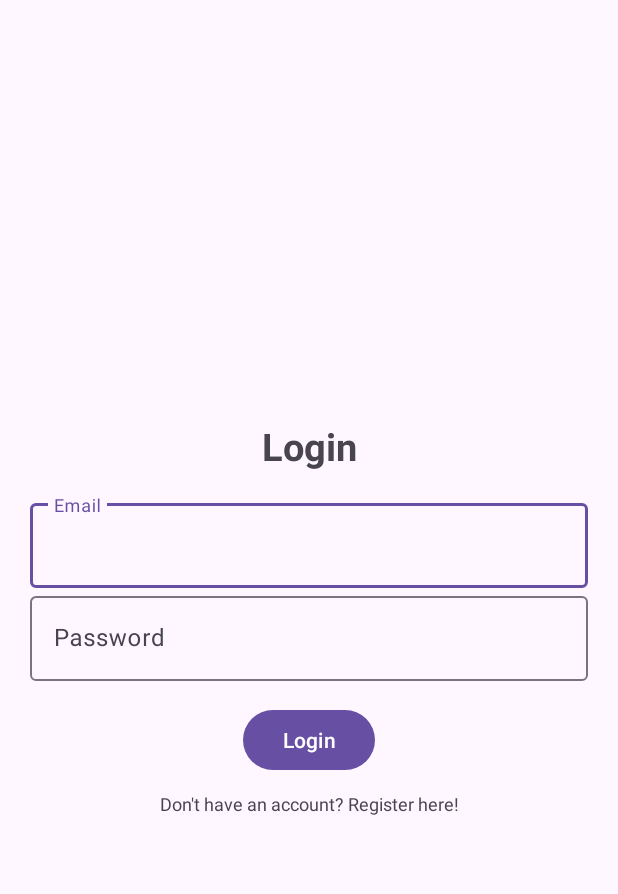
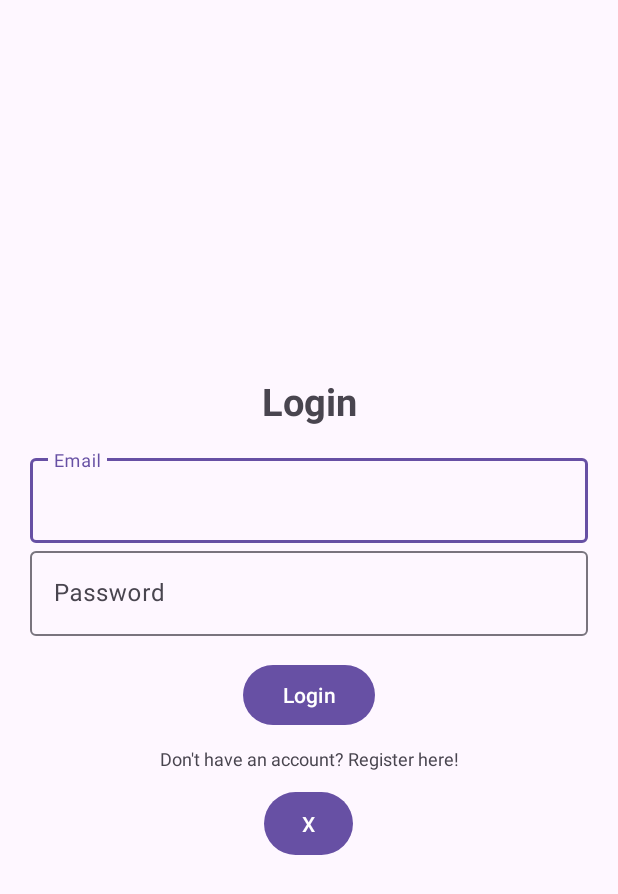
Before and after one commit to jiayao3/COMP90018Group100, an Android app: the screen it shows after launch (Login), after a tap on "Profile", on a phone screen of 412 x 824 dp. Shown: the top 894 px of the screen. Run offline under Robolectric (Android 15) with nearby library versions, the phone set to English and light mode, and no system bars; our stand-ins replace Firebase (no records; nobody signed in at launch, a user with empty details on screens opened directly).

Commit message:
Added an exit button to the register and login page

```diff
--- a/app/src/main/java/com/example/clouddatabase/Login.java
+++ b/app/src/main/java/com/example/clouddatabase/Login.java
@@ -21,7 +21,7 @@ import com.google.firebase.auth.FirebaseUser;
 public class Login extends AppCompatActivity {
 
     TextInputEditText input_email, input_password;
-    Button login_btn;
+    Button login_btn, exit_btn;
     FirebaseAuth mAuth;
     TextView register_here;
 
@@ -51,6 +51,7 @@ public class Login extends AppCompatActivity {
         input_password = findViewById(R.id.password);
         login_btn = findViewById(R.id.login_btn);
         register_here = findViewById(R.id.register_opt);
+        exit_btn = findViewById(R.id.exit_btn);
 
         // Checking if the "Login" button is clicked
         login_btn.setOnClickListener(new View.OnClickListener() {
@@ -109,5 +110,17 @@ public class Login extends AppCompatActivity {
                 finish();
             }
         });
+
+        // Checking if "X" is clicked
+        exit_btn.setOnClickListener(new View.OnClickListener() {
+            @Override
+            public void onClick(View view) {
+                // If the button is clicked, it will bring the user to the main activity
+                Intent intent = new Intent(getApplicationContext(), MainActivity.class);
+                startActivity(intent);
+                // Ends the current activity
+                finish();
+            }
+        });
     }
 }
--- a/app/src/main/res/layout/activity_login.xml
+++ b/app/src/main/res/layout/activity_login.xml
@@ -63,4 +63,12 @@
         android:layout_width="match_parent"
         android:layout_height="wrap_content"/>
 
+    <!--Creating an exit button-->
+    <Button
+        android:id="@+id/exit_btn"
+        android:layout_width="59dp"
+        android:layout_height="50dp"
+        android:layout_marginTop="10dp"
+        android:text="X" />
+
 </LinearLayout>
```
Also changed, not shown: app/src/main/java/com/example/clouddatabase/Registration.java (+14 -1 lines), app/src/main/res/layout/activity_registration.xml (+8 -0 lines).
